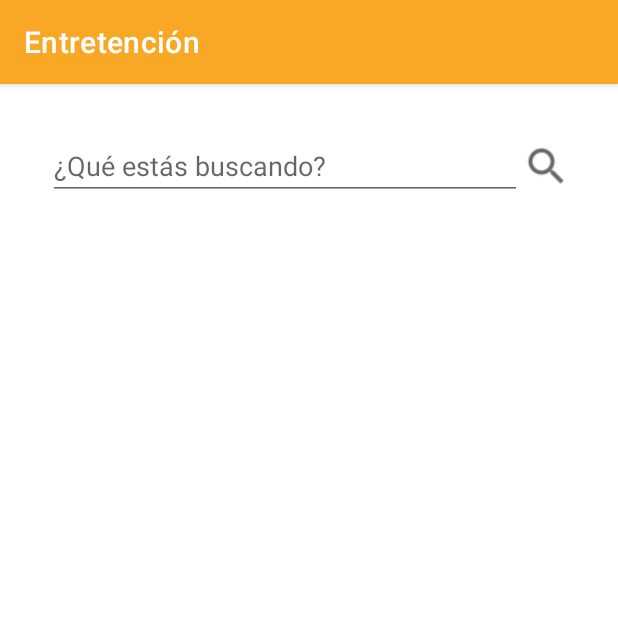
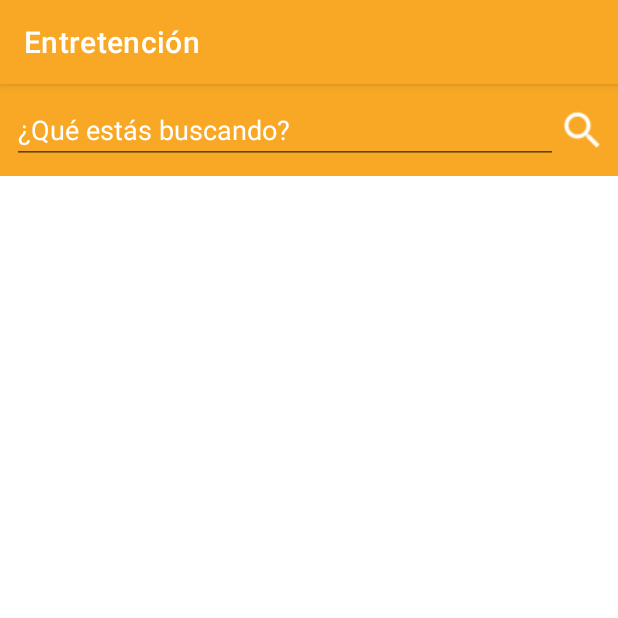
Before and after one commit to carlosurquiza/MLEntertainment, an Android app: the fragment CategoryItemsFragment placed in its activity, on a phone screen of 412 x 824 dp, the top half of it. Run offline under Robolectric (Android 15) with nearby library versions, the phone set to English and light mode, and no system bars; our stand-ins replace Dagger/Hilt's generated code, Room's generated code, navigation-ui; pictures from the network do not load; 3 statements that could not run were skipped.

Commit message:
MLE
Correcciones menores y rediseño de UI

```diff
--- a/app/src/main/java/cl/cdum/mlentertainment/ui/categoryItemDetail/CategoryItemDetailFragment.kt
+++ b/app/src/main/java/cl/cdum/mlentertainment/ui/categoryItemDetail/CategoryItemDetailFragment.kt
@@ -90,7 +90,9 @@ class CategoryItemDetailFragment : Fragment(R.layout.fragment_category_item_deta
         binding.progressBar.gone()
 
         val action =
-            CategoryItemDetailFragmentDirections.actionCategoryItemDetailFragmentToApiServiceErrorFragment()
+            CategoryItemDetailFragmentDirections.actionCategoryItemDetailFragmentToApiServiceErrorFragment(
+                exitApplication = false
+            )
         findNavController().navigate(action)
     }
 
--- a/app/src/main/java/cl/cdum/mlentertainment/ui/categoryItems/CategoryItemsFragment.kt
+++ b/app/src/main/java/cl/cdum/mlentertainment/ui/categoryItems/CategoryItemsFragment.kt
@@ -16,6 +16,7 @@ import cl.cdum.mlentertainment.R
 import cl.cdum.mlentertainment.data.model.categoryItems.CategoryItemsData
 import cl.cdum.mlentertainment.data.model.categoryItems.CategoryResult
 import cl.cdum.mlentertainment.databinding.FragmentCategoryItemsBinding
+import cl.cdum.mlentertainment.util.CATEGORY_ID
 import cl.cdum.mlentertainment.util.extensions.gone
 import cl.cdum.mlentertainment.util.extensions.hideKeyboard
 import cl.cdum.mlentertainment.util.extensions.visible
@@ -142,7 +143,9 @@ class CategoryItemsFragment :
         binding.progressBar.gone()
 
         val action =
-            CategoryItemsFragmentDirections.actionCategoryItemsFragmentToApiServiceErrorFragment()
+            CategoryItemsFragmentDirections.actionCategoryItemsFragmentToApiServiceErrorFragment(
+                exitApplication = false
+            )
         findNavController().navigate(action)
     }
 
--- a/app/src/main/res/layout/fragment_category_items.xml
+++ b/app/src/main/res/layout/fragment_category_items.xml
@@ -3,20 +3,29 @@
     xmlns:app="http://schemas.android.com/apk/res-auto"
     xmlns:tools="http://schemas.android.com/tools"
     android:layout_width="match_parent"
-    android:layout_height="match_parent"
-    android:padding="@dimen/fragment_padding">
+    android:layout_height="match_parent">
+
+    <androidx.constraintlayout.widget.ConstraintLayout
+        android:id="@+id/clSearch"
+        android:layout_width="match_parent"
+        android:layout_height="wrap_content"
+        android:background="@color/yellow_800"
+        android:padding="8dp"
+        app:layout_constraintEnd_toEndOf="parent"
+        app:layout_constraintStart_toStartOf="parent"
+        app:layout_constraintTop_toTopOf="parent">
 
         <EditText
             android:id="@+id/etSearch"
             android:layout_width="0dp"
             android:layout_height="wrap_content"
-        android:layout_marginStart="16dp"
-        android:layout_marginTop="16dp"
             android:ems="10"
             android:hint="@string/search_text"
             android:imeOptions="actionSearch"
             android:inputType="text"
             android:maxLength="50"
+            android:textColor="@color/white"
+            android:textColorHint="@color/white"
             app:layout_constraintEnd_toStartOf="@+id/ivSearch"
             app:layout_constraintStart_toStartOf="parent"
             app:layout_constraintTop_toTopOf="parent" />
@@ -25,22 +34,26 @@
             android:id="@+id/ivSearch"
             android:layout_width="32dp"
             android:layout_height="32dp"
-        android:layout_marginEnd="16dp"
             app:layout_constraintBottom_toBottomOf="@+id/etSearch"
             app:layout_constraintEnd_toEndOf="parent"
             app:layout_constraintTop_toTopOf="@+id/etSearch"
-        app:srcCompat="?android:attr/actionModeWebSearchDrawable" />
+            app:srcCompat="?android:attr/actionModeWebSearchDrawable"
+            app:tint="@color/white" />
+
+    </androidx.constraintlayout.widget.ConstraintLayout>
 
     <androidx.recyclerview.widget.RecyclerView
         android:id="@+id/rvItems"
         android:layout_width="match_parent"
         android:layout_height="0dp"
+        android:layout_marginStart="16dp"
         android:layout_marginTop="24dp"
+        android:layout_marginEnd="16dp"
         android:overScrollMode="never"
         android:visibility="gone"
         app:layout_constraintEnd_toEndOf="parent"
         app:layout_constraintStart_toStartOf="parent"
-        app:layout_constraintTop_toBottomOf="@+id/etSearch"
+        app:layout_constraintTop_toBottomOf="@+id/clSearch"
         tools:itemCount="1"
         tools:listitem="@layout/item_category"
         tools:visibility="visible" />
@@ -49,14 +62,16 @@
         android:id="@+id/ivNoResults"
         android:layout_width="wrap_content"
         android:layout_height="300dp"
+        android:layout_marginStart="16dp"
         android:layout_marginTop="24dp"
+        android:layout_marginEnd="16dp"
+        android:visibility="gone"
         app:layout_constraintEnd_toEndOf="parent"
         app:layout_constraintStart_toStartOf="parent"
         app:layout_constraintTop_toBottomOf="@+id/rvItems"
         app:srcCompat="@drawable/no_result"
         tools:ignore="ContentDescription"
-        android:visibility="gone"
-        tools:visibility="visible"/>
+        tools:visibility="visible" />
 
     <ProgressBar
         android:id="@+id/progressBar"
--- a/app/src/main/res/navigation/nav_graph.xml
+++ b/app/src/main/res/navigation/nav_graph.xml
@@ -6,9 +6,24 @@
     app:startDestination="@id/homeFragment">
 
     <fragment
+        android:id="@+id/homeFragment"
+        android:name="cl.cdum.mlentertainment.ui.home.HomeFragment"
+        android:label="@string/home_label"
+        tools:layout="@layout/fragment_home">
+        <action
+            android:id="@+id/action_homeFragment_to_categoryItemDetailFragment"
+            app:destination="@id/categoryItemDetailFragment" />
+        <action
+            android:id="@+id/action_homeFragment_to_categoryItemsFragment"
+            app:destination="@id/categoryItemsFragment" />
+        <action
+            android:id="@+id/action_homeFragment_to_apiServiceErrorFragment"
+            app:destination="@id/apiServiceErrorFragment" />
+    </fragment>
+    <fragment
         android:id="@+id/categoryItemsFragment"
         android:name="cl.cdum.mlentertainment.ui.categoryItems.CategoryItemsFragment"
-        android:label="CategoryItemsFragment"
+        android:label="@string/search_result_label"
         tools:layout="@layout/fragment_category_items">
         <argument
             android:name="searchCriteria"
@@ -33,23 +48,15 @@
             app:destination="@id/apiServiceErrorFragment" />
     </fragment>
     <fragment
-        android:id="@+id/homeFragment"
-        android:name="cl.cdum.mlentertainment.ui.home.HomeFragment"
-        android:label="@string/home_label"
-        tools:layout="@layout/fragment_home">
-        <action
-            android:id="@+id/action_homeFragment_to_categoryItemDetailFragment"
-            app:destination="@id/categoryItemDetailFragment" />
-        <action
-            android:id="@+id/action_homeFragment_to_categoryItemsFragment"
-            app:destination="@id/categoryItemsFragment" />
-        <action
-            android:id="@+id/action_homeFragment_to_apiServiceErrorFragment"
-            app:destination="@id/apiServiceErrorFragment" />
-    </fragment>
-    <fragment
         android:id="@+id/apiServiceErrorFragment"
         android:name="cl.cdum.mlentertainment.ui.errorView.ApiServiceErrorFragment"
         android:label="@string/apiservice_error_label"
-        tools:layout="@layout/fragment_api_service_error"/>
+        tools:layout="@layout/fragment_api_service_error">
+        <argument
+            android:name="exitApplication"
+            app:argType="boolean" />
+        <action
+            android:id="@+id/action_apiServiceErrorFragment_to_homeFragment"
+            app:destination="@id/homeFragment" />
+    </fragment>
 </navigation>
--- a/app/src/main/res/values/strings.xml
+++ b/app/src/main/res/values/strings.xml
@@ -4,8 +4,10 @@
     <string name="item_description_label">Descripción del producto</string>
     <string name="apiservice_error_label">Error de servicio</string>
     <string name="search_text">¿Qué estás buscando?</string>
+    <string name="search_result_label">Resultados de la búsqueda</string>
     <string name="condition">Condición: %1$s</string>
     <string name="available_quantity">%1$s disponible(s)</string>
     <string name="api_service_error_description">Tuvimos inconvenientes inesperados dentro del proceso</string>
+    <string name="exit_application">Salir</string>
     <string name="go_back">Volver al Home</string>
 </resources>
```
Also changed, not shown: app/src/main/java/cl/cdum/mlentertainment/ui/errorView/ApiServiceErrorFragment.kt (+28 -5 lines), app/src/main/java/cl/cdum/mlentertainment/ui/home/HomeFragment.kt (+4 -3 lines), 3 other files. Lines whose indentation alone changed are shown as unchanged.
